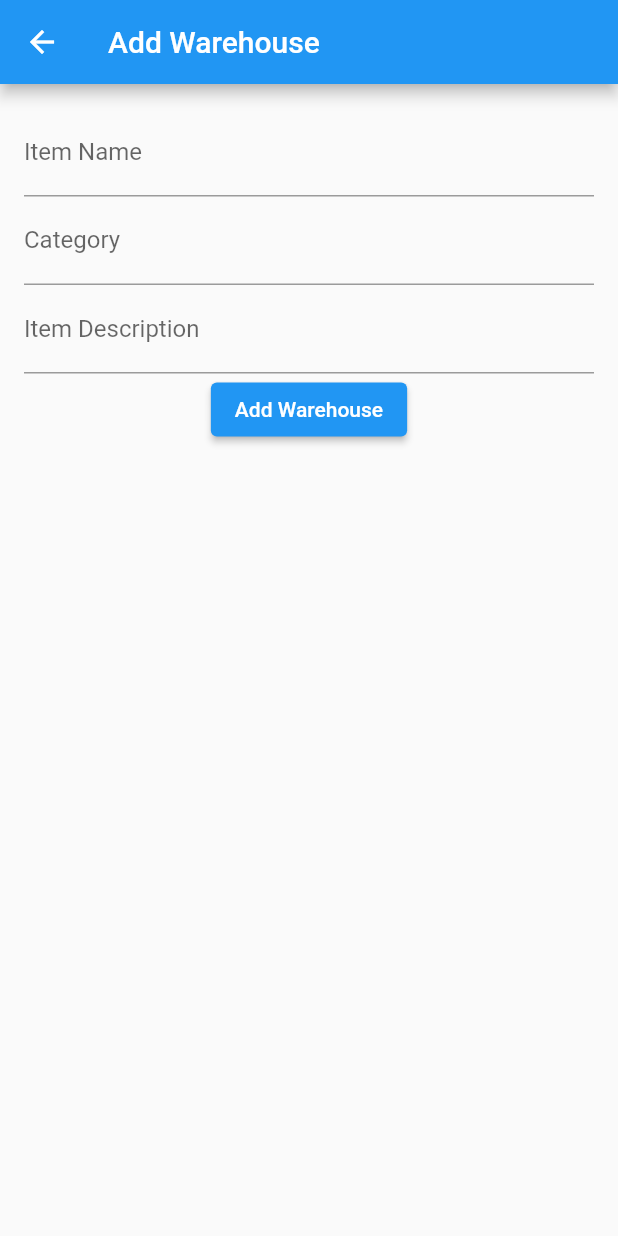
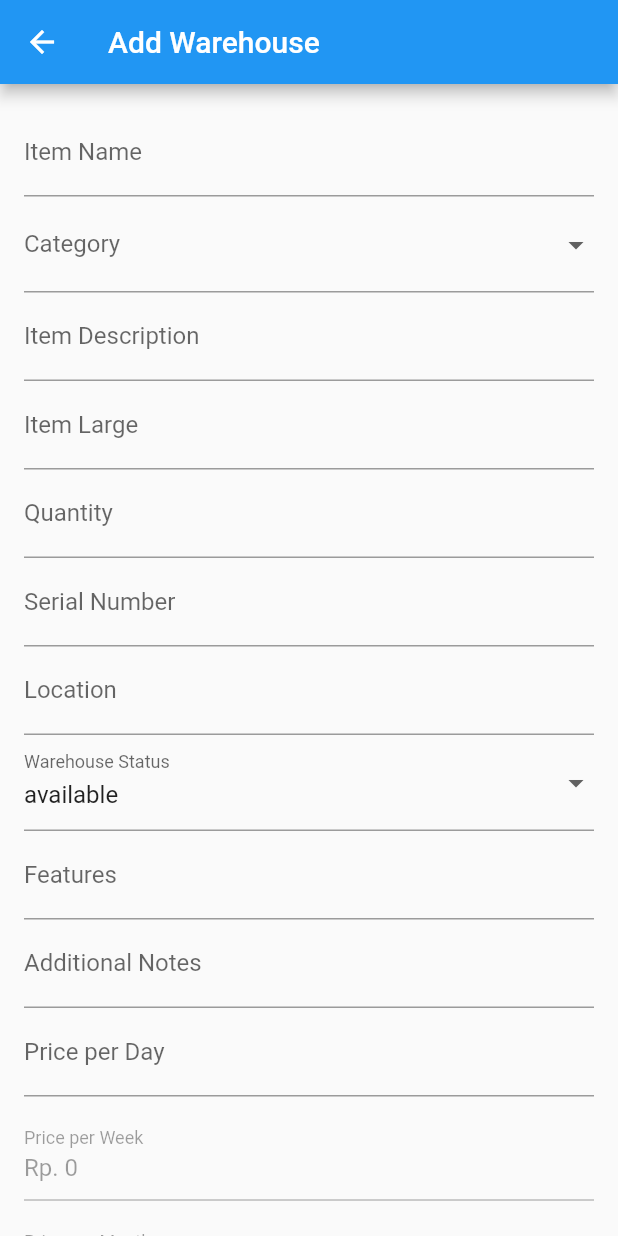
Before and after one commit to alfaalexx/warebox_seller, a Flutter app: the AddWarehousePage screen opened directly, on a phone screen of 412 x 824 dp. Run offline on Flutter 3.47's test engine with Material 2 defaults, Android fonts, the phone set to English and light mode, and no system bars; our stand-ins replace cloud_firestore, firebase_auth, firebase_core, firebase_storage, font_awesome_flutter, google_fonts and 1 more; accounts and stored records are empty.

Commit message:
menambahkan field pada add warehouse

```diff
--- a/lib/pages/warehouse/add_warehouse_page.dart
+++ b/lib/pages/warehouse/add_warehouse_page.dart
@@ -3,6 +3,8 @@ import 'package:google_fonts/google_fonts.dart';
 import 'package:cloud_firestore/cloud_firestore.dart';
 import 'package:firebase_auth/firebase_auth.dart';
 import 'package:warebox_seller/pages/warehouse/warehouse_page.dart';
+import 'package:intl/intl.dart';
+import 'package:flutter/services.dart';
 
 class AddWarehousePage extends StatefulWidget {
   const AddWarehousePage({Key? key}) : super(key: key);
@@ -15,25 +17,47 @@ class _AddWarehousePageState extends State<AddWarehousePage> {
   final FirebaseAuth _auth = FirebaseAuth.instance;
   final FirebaseFirestore _firestore = FirebaseFirestore.instance;
 
-  // Deklarasikan variabel untuk menyimpan data gudang
+  // Deklarasikan semua variabel untuk menyimpan data gudang
   String itemName = '';
   String category = '';
   String itemDescription = '';
-  String uid = ''; // Variabel untuk UID pengguna
+  String uid = '';
+  String itemLarge = '';
+  int quantity = 0;
+  String serialNumber = '';
+  String location = '';
+  String warehouseStatus = 'available';
+  String features = '';
+  String additionalNotes = '';
+  double pricePerDay = 0.0;
+  double pricePerWeek = 0.0;
+  double pricePerMonth = 0.0;
+  double pricePerYear = 0.0;
 
-  // Controller untuk field-field yang memerlukan input
+  // Controller untuk setiap field
   final itemNameController = TextEditingController();
   final categoryController = TextEditingController();
   final itemDescriptionController = TextEditingController();
+  final itemLargeController = TextEditingController();
+  final quantityController = TextEditingController();
+  final serialNumberController = TextEditingController();
+  final locationController = TextEditingController();
+  final featuresController = TextEditingController();
+  final additionalNotesController = TextEditingController();
+  final pricePerDayController = TextEditingController();
+
+  String formatRupiah(double value) {
+    final formatter = NumberFormat.currency(
+        locale: 'id_ID', symbol: 'Rp. ', decimalDigits: 0);
+    return formatter.format(value);
+  }
 
   @override
   void initState() {
     super.initState();
-    // Dapatkan UID pengguna saat halaman diinisialisasi
     _getUserUID();
   }
 
-  // Fungsi untuk mendapatkan UID pengguna
   Future<void> _getUserUID() async {
     final User? user = _auth.currentUser;
     if (user != null) {
@@ -43,100 +67,193 @@ class _AddWarehousePageState extends State<AddWarehousePage> {
     }
   }
 
-  // Fungsi untuk menyimpan data gudang ke Firebase Firestore
   Future<void> saveWarehouseData() async {
-    // Buat objek Map dengan semua data gudang
+    double pricePerWeek = pricePerDay * 7;
+    double pricePerMonth = pricePerDay *
+        30; // Anda bisa mempertimbangkan menggunakan 30.44 sebagai rata-rata hari dalam sebulan.
+    double pricePerYear = pricePerDay * 365;
+
     Map<String, dynamic> warehouseData = {
       'itemName': itemName,
       'category': category,
       'itemDescription': itemDescription,
-      'uid': uid, // Simpan UID pengguna dalam dokumen gudang
-      // Dan seterusnya untuk semua field lainnya
+      'uid': uid,
+      'itemLarge': itemLarge,
+      'quantity': quantity,
+      'serialNumber': serialNumber,
+      'location': location,
+      'warehouseStatus': warehouseStatus,
+      'features': features,
+      'additionalNotes': additionalNotes,
+      'pricePerDay': pricePerDay,
+      'pricePerWeek': pricePerWeek,
+      'pricePerMonth': pricePerMonth,
+      'pricePerYear': pricePerYear,
     };
 
-    // Simpan data ke Firebase Firestore
     try {
       await _firestore.collection('warehouses').add(warehouseData);
-      // Data berhasil disimpan
       ScaffoldMessenger.of(context).showSnackBar(
-        SnackBar(
-          content: Text('Warehouse added successfully!'),
-        ),
+        SnackBar(content: Text('Warehouse added successfully!')),
       );
-
-      // Navigasi kembali ke halaman "My Warehouse" setelah berhasil menambahkan gudang
       Navigator.pushReplacement(
         context,
         MaterialPageRoute(builder: (context) => MyWarehousePage()),
       );
     } catch (e) {
-      // Terjadi kesalahan
-      ScaffoldMessenger.of(context).showSnackBar(SnackBar(
-        content: Text('Error adding warehouse: $e'),
-      ));
+      ScaffoldMessenger.of(context).showSnackBar(
+        SnackBar(content: Text('Error adding warehouse: $e')),
+      );
     }
   }
 
   @override
   Widget build(BuildContext context) {
     return Scaffold(
-      appBar: AppBar(
-        title: Text('Add Warehouse'),
-      ),
+      appBar: AppBar(title: Text('Add Warehouse')),
       body: SingleChildScrollView(
         padding: EdgeInsets.all(16.0),
-        child: Column(
-          children: [
-            // Field untuk Item Name
+        child: Column(children: [
+          // Existing fields
           TextFormField(
             controller: itemNameController,
             decoration: InputDecoration(labelText: 'Item Name'),
-              onChanged: (value) {
+            onChanged: (value) => setState(() => itemName = value),
+          ),
+          DropdownButtonFormField<String>(
+            decoration: InputDecoration(labelText: 'Category'),
+            value: category.isNotEmpty ? category : null,
+            items: [
+              'Gudang Umum',
+              'Gudang Dingin',
+              'Gudang Khusus',
+              'Gudang Ecommerce'
+            ].map((String value) {
+              return DropdownMenuItem<String>(
+                value: value,
+                child: Text(value),
+              );
+            }).toList(),
+            onChanged: (String? newValue) {
               setState(() {
-                  itemName = value;
+                category = newValue!;
               });
             },
           ),
-            // Field untuk Category
           TextFormField(
-              controller: categoryController,
-              decoration: InputDecoration(labelText: 'Category'),
+            controller: itemDescriptionController,
+            decoration: InputDecoration(labelText: 'Item Description'),
+            onChanged: (value) => setState(() => itemDescription = value),
+          ),
+
+          // New fields
+          TextFormField(
+            controller: itemLargeController,
+            decoration: InputDecoration(labelText: 'Item Large'),
+            onChanged: (value) => setState(() => itemLarge = value),
+          ),
+          TextFormField(
+            controller: quantityController,
+            decoration: InputDecoration(labelText: 'Quantity'),
+            keyboardType: TextInputType.number,
+            onChanged: (value) =>
+                setState(() => quantity = int.tryParse(value) ?? 0),
+          ),
+          TextFormField(
+            controller: serialNumberController,
+            decoration: InputDecoration(labelText: 'Serial Number'),
+            onChanged: (value) => setState(() => serialNumber = value),
+          ),
+          TextFormField(
+            controller: locationController,
+            decoration: InputDecoration(labelText: 'Location'),
+            onChanged: (value) => setState(() => location = value),
+          ),
+          DropdownButtonFormField(
+            decoration: InputDecoration(labelText: 'Warehouse Status'),
+            value: warehouseStatus,
+            items: ['available', 'not available'].map((value) {
+              return DropdownMenuItem(
+                value: value,
+                child: Text(value),
+              );
+            }).toList(),
+            onChanged: (value) =>
+                setState(() => warehouseStatus = value.toString()),
+          ),
+          TextFormField(
+            controller: featuresController,
+            decoration: InputDecoration(labelText: 'Features'),
+            onChanged: (value) => setState(() => features = value),
+          ),
+          TextFormField(
+            controller: additionalNotesController,
+            decoration: InputDecoration(labelText: 'Additional Notes'),
+            onChanged: (value) => setState(() => additionalNotes = value),
+          ),
+          TextFormField(
+            controller: pricePerDayController,
+            keyboardType: TextInputType.numberWithOptions(decimal: true),
+            decoration: InputDecoration(
+              labelText: 'Price per Day',
+              prefixText: 'Rp. ',
+            ),
+            inputFormatters: [FilteringTextInputFormatter.digitsOnly],
             onChanged: (value) {
               setState(() {
-                  category = value;
+                pricePerDay = double.tryParse(value.replaceAll(',', '')) ?? 0.0;
               });
             },
           ),
-            // Field untuk Item Description
-            TextFormField(
-              controller: itemDescriptionController,
-              decoration: InputDecoration(labelText: 'Item Description'),
-              onChanged: (value) {
-                setState(() {
-                  itemDescription = value;
-                });
-              },
+          SizedBox(height: 10),
+          TextField(
+            decoration: InputDecoration(
+              labelText: 'Price per Week',
             ),
-            // Tombol untuk menyimpan data
+            enabled: false,
+            controller:
+                TextEditingController(text: formatRupiah(pricePerDay * 7)),
+          ),
+          SizedBox(height: 10),
+          TextField(
+            decoration: InputDecoration(
+              labelText: 'Price per Month',
+            ),
+            enabled: false,
+            controller:
+                TextEditingController(text: formatRupiah(pricePerDay * 30)),
+          ),
+          SizedBox(height: 10),
+          TextField(
+            decoration: InputDecoration(
+              labelText: 'Price per Year',
+            ),
+            enabled: false,
+            controller:
+                TextEditingController(text: formatRupiah(pricePerDay * 365)),
+          ),
+
           ElevatedButton(
-              onPressed: () {
-                // Panggil fungsi untuk menyimpan data gudang ke Firebase Firestore
-                saveWarehouseData();
-              },
+            onPressed: saveWarehouseData,
             child: Text('Add Warehouse'),
           ),
-          ],
-        ),
+        ]),
       ),
     );
   }
 
   @override
   void dispose() {
-    // Dispose controller saat halaman dihapus
     itemNameController.dispose();
     categoryController.dispose();
     itemDescriptionController.dispose();
+    itemLargeController.dispose();
+    quantityController.dispose();
+    serialNumberController.dispose();
+    locationController.dispose();
+    featuresController.dispose();
+    additionalNotesController.dispose();
+    pricePerDayController.dispose();
     super.dispose();
   }
 }
--- a/pubspec.yaml
+++ b/pubspec.yaml
@@ -46,6 +46,7 @@ dependencies:
   image_picker: ^1.0.4
   firebase_storage: ^11.3.1
   cached_network_image: ^3.3.0
+  intl: ^0.18.1
 
 dev_dependencies:
   flutter_test:
```
Also changed, not shown: pubspec.lock. Lines whose indentation alone changed are shown as unchanged.
